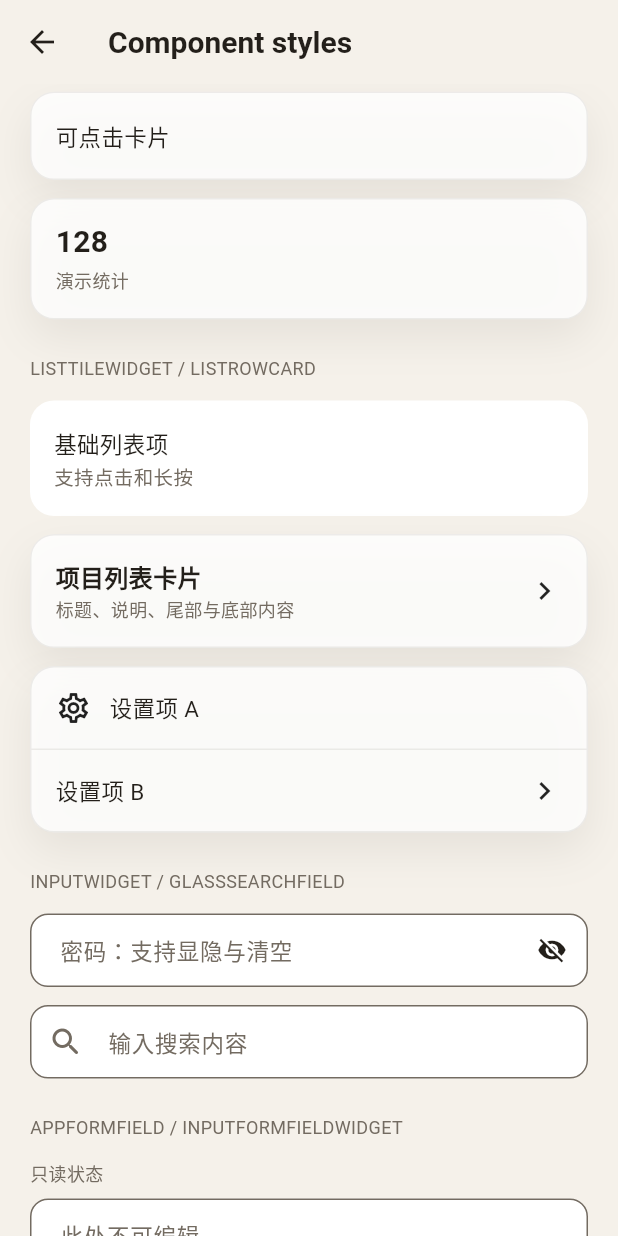
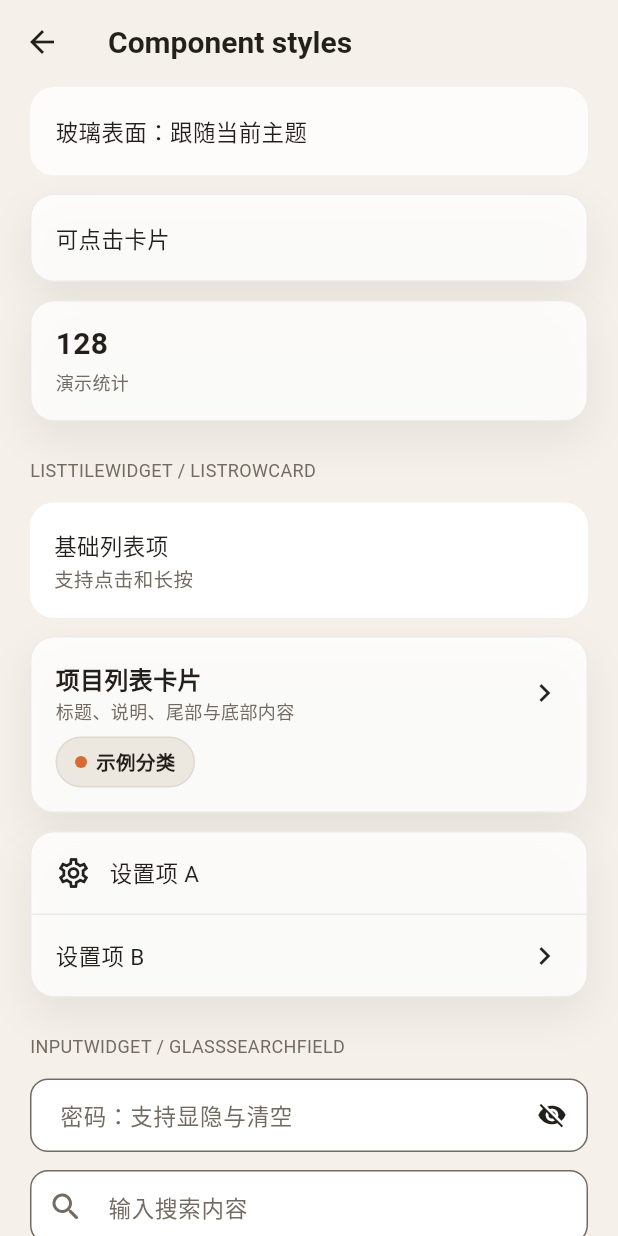
Before and after one commit to persilee/flutter_getx_starter, a Flutter app: the ComponentStylesPage screen opened directly, scrolled down 1728 dp, after a tap on "项目列表卡片", on a phone screen of 412 x 824 dp. Run offline on Flutter 3.47's test engine with Material 3 defaults, Android fonts, the phone set to English and light mode, and no system bars; our stand-ins replace adaptive_theme, get, shared_preferences; accounts and stored records are empty.

Commit message:
🍉 添加复选框和标签组件，更新组件导出以支持新功能

```diff
--- /dev/null
+++ b/lib/common/widgets/checkbox.dart
@@ -0,0 +1,39 @@
+// 封装可复用界面组件，通过参数和回调接入页面。
+
+import 'package:flutter/material.dart';
+
+import 'text.dart';
+
+/// 复选框
+class CheckboxWidget extends StatelessWidget {
+  const CheckboxWidget({
+    super.key,
+    this.checked,
+    this.title,
+    this.description,
+    this.onChanged,
+  });
+
+  final bool? checked;
+  final String? title;
+  final String? description;
+
+  final Function(bool?)? onChanged;
+
+  @override
+  // 根据当前参数与状态构建界面，交互通过回调交给状态拥有者。
+  Widget build(BuildContext context) {
+    if (title == null && description == null) {
+      return Checkbox(value: checked ?? false, onChanged: onChanged);
+    }
+    // 原生复选框提供选中语义、键盘交互和整行点击能力。
+    return CheckboxListTile(
+      value: checked ?? false,
+      onChanged: onChanged,
+      controlAffinity: ListTileControlAffinity.leading,
+      contentPadding: EdgeInsets.zero,
+      title: title == null ? null : TextWidget.label(title!),
+      subtitle: description == null ? null : TextWidget.muted(description!),
+    );
+  }
+}
--- /dev/null
+++ b/lib/common/widgets/chip.dart
@@ -0,0 +1,163 @@
+// 封装可复用界面组件，通过参数和回调接入页面。
+
+// 标签组件：分类胶囊与横向筛选标签组。
+import 'dart:math' as math;
+
+import 'package:flutter/material.dart';
+
+import '../style/index.dart';
+
+/// 分类胶囊的唯一视觉实现；点击区域由外层筛选控件负责扩展到至少48像素。
+class AppCategoryChip extends StatelessWidget {
+  const AppCategoryChip({
+    super.key,
+    required this.label,
+    this.color,
+    this.selected = false,
+    this.showDot = true,
+  }) : _onTap = null;
+
+  /// 交互胶囊在背景上方创建独立 ink 层，尺寸直接由内容撑开。
+  const AppCategoryChip._interactive(
+    this._onTap, {
+    required this.label,
+    required this.color,
+    required this.selected,
+    required this.showDot,
+  });
+
+  final VoidCallback? _onTap;
+  final String label;
+  final Color? color;
+  final bool selected;
+  final bool showDot;
+
+  @override
+  // 根据当前参数与状态构建界面，交互通过回调交给状态拥有者。
+  Widget build(BuildContext context) {
+    final accent = color ?? context.appPrimary;
+    final background = selected
+        ? context.appPrimary
+        : color?.withValues(alpha: 0.14) ?? context.appMuted;
+    final border = selected
+        ? context.appPrimary
+        : color?.withValues(alpha: 0.40) ?? context.appBorder;
+
+    final decoration = BoxDecoration(
+      color: background,
+      borderRadius: BorderRadius.circular(AppRadius.pill),
+      border: Border.all(color: border),
+    );
+    final child = Row(
+      mainAxisSize: MainAxisSize.min,
+      children: [
+        if (showDot) ...[
+          Container(
+            width: 8,
+            height: 8,
+            decoration: BoxDecoration(color: accent, shape: BoxShape.circle),
+          ),
+          const SizedBox(width: 6),
+        ],
+        Text(
+          label,
+          style: AppTextStyles.secondary.copyWith(
+            color: selected ? context.appPrimaryFg : context.appForeground,
+            fontWeight: FontWeight.w600,
+          ),
+        ),
+      ],
+    );
+    const padding = EdgeInsets.symmetric(horizontal: 12, vertical: 6);
+    if (_onTap == null) {
+      return Container(padding: padding, decoration: decoration, child: child);
+    }
+    // 先绘制背景，再绘制透明 Material 中的水波纹，最后绘制文字。
+    return DecoratedBox(
+      decoration: decoration,
+      child: Material(
+        type: MaterialType.transparency,
+        borderRadius: BorderRadius.circular(AppRadius.pill),
+        clipBehavior: Clip.antiAlias,
+        child: InkWell(
+          borderRadius: BorderRadius.circular(AppRadius.pill),
+          onTap: _onTap,
+          // 补上 Container 原本自动计算的 1px 边框留白，保持尺寸不变。
+          child: Padding(
+            padding: padding.add(decoration.padding),
+            child: child,
+          ),
+        ),
+      ),
+    );
+  }
+}
+
+/// 文件作用：
+/// - 横向可滚动筛选 Chip 行（状态筛选 / 分类筛选共用）
+/// - 半透明底 + 细边框，不做逐 Chip BackdropFilter
+
+/// 筛选项。
+class FilterChipItem {
+  const FilterChipItem({required this.value, required this.label, this.color});
+
+  final String value;
+  final String label;
+
+  /// 可选强调色（如分类名 HSL 哈希色）；为 null 时走主题默认 Chip 样式。
+  final Color? color;
+}
+
+/// 横向可滚动筛选 Chip 行。
+class FilterChipRow extends StatelessWidget {
+  const FilterChipRow({
+    super.key,
+    required this.items,
+    required this.selectedValue,
+    required this.onSelected,
+  });
+
+  final List<FilterChipItem> items;
+  final String selectedValue;
+  final ValueChanged<String> onSelected;
+
+  @override
+  // 根据当前参数与状态构建界面，交互通过回调交给状态拥有者。
+  Widget build(BuildContext context) {
+    final visualHeight = 12 + MediaQuery.textScalerOf(context).scale(13) * 1.5;
+    return SizedBox(
+      // 胶囊约32高，但外层点击区至少48；文字放大时同步增高，不能裁切。
+      height: math.max(48, visualHeight + 16),
+      child: ListView.separated(
+        scrollDirection: Axis.horizontal,
+        itemCount: items.length,
+        separatorBuilder: (_, _) => const SizedBox(width: 8),
+        itemBuilder: (context, index) {
+          final item = items[index];
+          final selected = item.value == selectedValue;
+          final color = item.color;
+          return Semantics(
+            selected: selected,
+            button: true,
+            child: GestureDetector(
+              // 外层透明留白仅扩大命中范围，不承载任何 ink 绘制。
+              behavior: HitTestBehavior.opaque,
+              excludeFromSemantics: true,
+              onTap: () => onSelected(item.value),
+              child: Center(
+                widthFactor: 1,
+                child: AppCategoryChip._interactive(
+                  () => onSelected(item.value),
+                  label: item.label,
+                  color: color,
+                  selected: selected,
+                  showDot: color != null,
+                ),
+              ),
+            ),
+          );
+        },
+      ),
+    );
+  }
+}
--- a/lib/common/widgets/index.dart
+++ b/lib/common/widgets/index.dart
@@ -2,11 +2,14 @@
 
 export 'button.dart';
 export 'card.dart';
+export 'checkbox.dart';
+export 'chip.dart';
 export 'form/index.dart';
 export 'header.dart';
 export 'icon.dart';
 export 'input.dart';
 export 'list_tile.dart';
 export 'surface.dart';
+export 'tabs.dart';
 export 'text.dart';
 export 'widget_scale.dart';
--- a/lib/pages/component_styles/component_styles_page.dart
+++ b/lib/pages/component_styles/component_styles_page.dart
@@ -18,6 +18,12 @@ class _ComponentStylesPageState extends State<ComponentStylesPage> {
   final _name = TextEditingController();
   final _password = TextEditingController();
   final _search = TextEditingController();
+  bool _checked = false;
+  bool _blur = true;
+  int _tab = 0;
+  int _underline = 0;
+  int _bottom = 0;
+  String _filter = 'all';
 
   @override
   void dispose() {
@@ -56,6 +62,8 @@ class _ComponentStylesPageState extends State<ComponentStylesPage> {
         ..._buttons(),
         ..._cards(),
         ..._inputs(),
+        ..._choices(),
+        ..._navigation(),
       ],
     ),
   );
@@ -184,8 +192,13 @@ class _ComponentStylesPageState extends State<ComponentStylesPage> {
   ];
   List<Widget> _cards() => [
     _section('GlassSurface / GlassCard / StatCard', [
+      CheckboxWidget(
+        title: '启用示例模糊',
+        checked: _blur,
+        onChanged: (value) => setState(() => _blur = value ?? false),
+      ),
       GlassSurface(
-        enableBlur: true,
+        enableBlur: _blur,
         padding: const EdgeInsets.all(AppSpacing.card),
         borderRadius: BorderRadius.circular(AppRadius.card),
         child: const TextWidget.body('玻璃表面：跟随当前主题'),
@@ -209,6 +222,7 @@ class _ComponentStylesPageState extends State<ComponentStylesPage> {
         title: '项目列表卡片',
         subtitle: '标题、说明、尾部与底部内容',
         trailing: const Icon(Icons.chevron_right),
+        footer: const AppCategoryChip(label: '示例分类'),
         onTap: () => _report('点击 ListRowCard'),
       ),
       SettingsGroup(
@@ -274,4 +288,79 @@ class _ComponentStylesPageState extends State<ComponentStylesPage> {
       ),
     ]),
   ];
+  List<Widget> _choices() => [
+    _section('CheckboxWidget', [
+      CheckboxWidget(
+        title: '接收提醒',
+        description: '点击整行测试选中状态',
+        checked: _checked,
+        onChanged: (value) => setState(() => _checked = value ?? false),
+      ),
+      const CheckboxWidget(title: '禁用复选框', checked: true),
+    ]),
+  ];
+  List<Widget> _navigation() => [
+    _section('AppCategoryChip / FilterChipRow', [
+      const Wrap(
+        spacing: AppSpacing.xs,
+        runSpacing: AppSpacing.xs,
+        children: [
+          AppCategoryChip(label: '默认'),
+          AppCategoryChip(label: '已选中', selected: true, showDot: false),
+          AppCategoryChip(label: '成功色', color: AppColors.success),
+        ],
+      ),
+      FilterChipRow(
+        items: const [
+          FilterChipItem(value: 'all', label: '全部'),
+          FilterChipItem(value: 'unread', label: '未读'),
+        ],
+        selectedValue: _filter,
+        onSelected: (value) => setState(() {
+          _filter = value;
+          _feedback = '筛选：$value';
+        }),
+      ),
+    ]),
+    _section('SegmentedTabs / UnderlineTabs', [
+      SegmentedTabs(
+        labels: const ['视频', '频道'],
+        selectedIndex: _tab,
+        onChanged: (value) => setState(() => _tab = value),
+      ),
+      TextWidget.body('当前分段：${_tab == 0 ? '视频' : '频道'}'),
+      UnderlineTabs(
+        labels: const ['未读', '收藏', '稍后'],
+        selectedIndex: _underline,
+        onChanged: (value) => setState(() => _underline = value),
+      ),
+      TextWidget.body('当前下划线选项：${_underline + 1}'),
+    ]),
+    _section('TopBar / SectionHeader / AppBottomTabBar', [
+      TopBar(
+        title: '示例导航栏',
+        onBack: () => _report('点击示例返回'),
+        trailing: [TopBarAction(label: '编辑', onPressed: () => _report('点击编辑'))],
+      ),
+      AppBottomTabBar(
+        items: const [
+          AppBottomTabBarItem(
+            icon: Icons.home_outlined,
+            activeIcon: Icons.home,
+            label: '首页',
+          ),
+          AppBottomTabBarItem(
+            icon: Icons.person_outline,
+            activeIcon: Icons.person,
+            label: '我的',
+          ),
+        ],
+        activeIndex: _bottom,
+        onChanged: (value) => setState(() {
+          _bottom = value;
+          _feedback = '底部导航：${value + 1}';
+        }),
+      ),
+    ]),
+  ];
 }
```
Also changed, not shown: lib/common/widgets/tabs.dart (added, +322 -0 lines).
